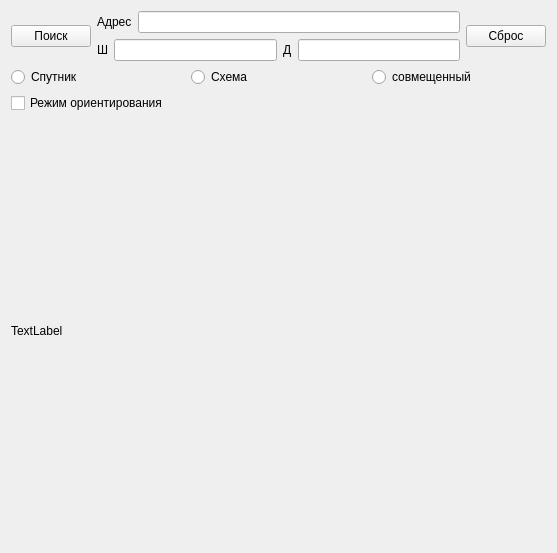
Old version of the form ui.ui in the repository Charmpy/big-exercise.
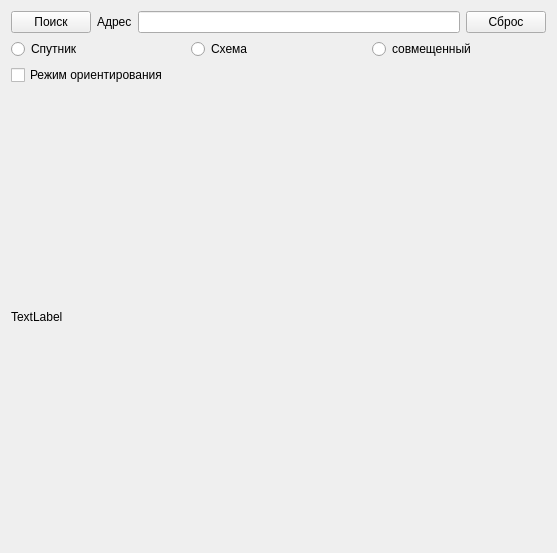
New version of the form.

What changed in the file:
```diff
--- a/ui.ui
+++ b/ui.ui
@@ -42,30 +42,6 @@
          </item>
         </layout>
        </item>
-       <item>
-        <layout class="QHBoxLayout" name="horizontalLayout_3">
-         <item>
-          <widget class="QLabel" name="label">
-           <property name="text">
-            <string>Ш</string>
-           </property>
-          </widget>
-         </item>
-         <item>
-          <widget class="QLineEdit" name="latitude"/>
-         </item>
-         <item>
-          <widget class="QLabel" name="label_2">
-           <property name="text">
-            <string>Д</string>
-           </property>
-          </widget>
-         </item>
-         <item>
-          <widget class="QLineEdit" name="longitude"/>
-         </item>
-        </layout>
-       </item>
       </layout>
      </item>
      <item>
```
